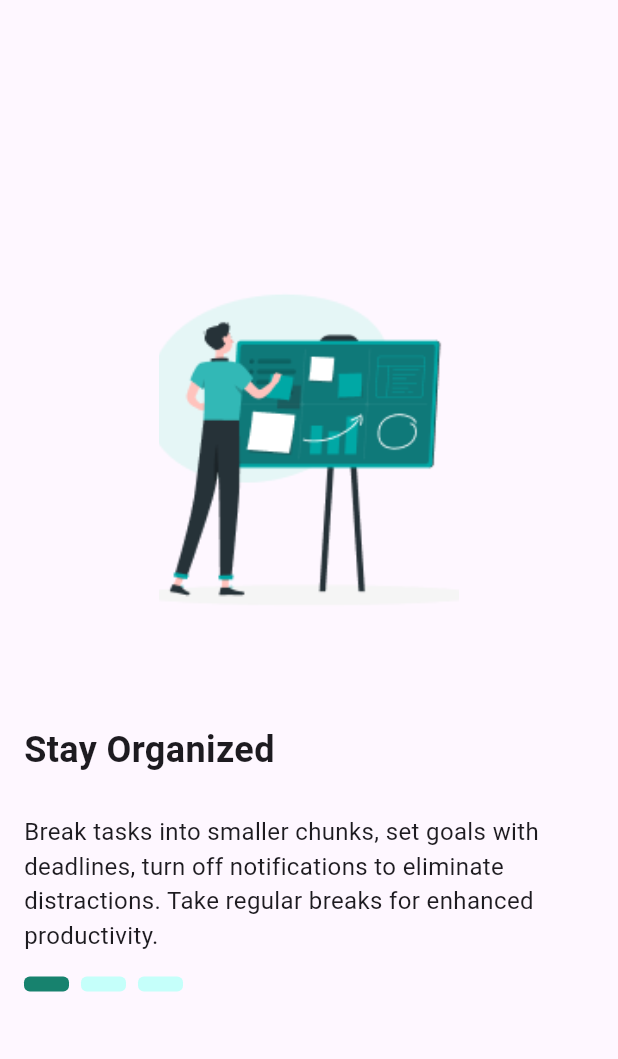
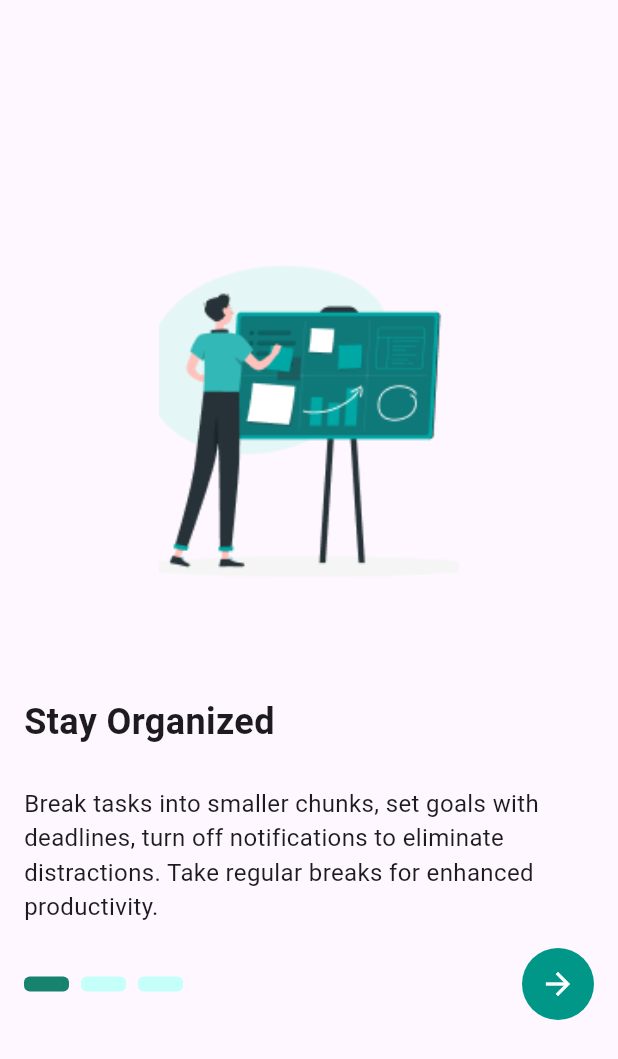
Before and after one commit to OpiniIsaac/task-manager, a Flutter app: the screen it shows after launch, on a phone screen of 412 x 824 dp. Shown: the top 1059 px of the screen. Run offline on Flutter 3.47's test engine with Material 2 defaults, Android fonts, the phone set to English and light mode, and no system bars.

```diff
--- a/lib/scrrens/first.dart
+++ b/lib/scrrens/first.dart
@@ -1,5 +1,6 @@
 import 'package:flutter/material.dart';
 import 'package:task_managaer/widgets/breadcrumbs.dart';
+import 'package:task_managaer/widgets/roundedArrowButton.dart';
 
 class FirstWelcomeScreen extends StatelessWidget {
   const FirstWelcomeScreen({super.key});
@@ -47,10 +48,13 @@ class FirstWelcomeScreen extends StatelessWidget {
                   ),
                 ),
               ),
-Padding(
-  padding: const EdgeInsets.all(16.0),
-  child:   BreadCrumbs(),
-)
+              Padding(
+                padding: const EdgeInsets.all(16.0),
+                child: Row(
+                  mainAxisAlignment: MainAxisAlignment.spaceBetween,
+                  children: [BreadCrumbs(),RoundedArrowButton(onPressed: (){})],
+                ),
+              ),
 
             ],
           ),
--- /dev/null
+++ b/lib/widgets/roundedArrowButton.dart
@@ -0,0 +1,24 @@
+import 'package:flutter/material.dart';
+
+class RoundedArrowButton extends StatelessWidget {
+  final VoidCallback onPressed;
+
+  const RoundedArrowButton({required this.onPressed, Key? key}) : super(key: key);
+
+  @override
+  Widget build(BuildContext context) {
+    return Ink(
+      decoration: ShapeDecoration(
+        color: Colors.teal, // Set the desired background color
+        shape: CircleBorder(),
+      ),
+      child: IconButton(
+        icon: Icon(
+          Icons.arrow_forward,
+          color: Colors.white, // Set the desired icon color
+        ),
+        onPressed: onPressed,
+      ),
+    );
+  }
+}
```
